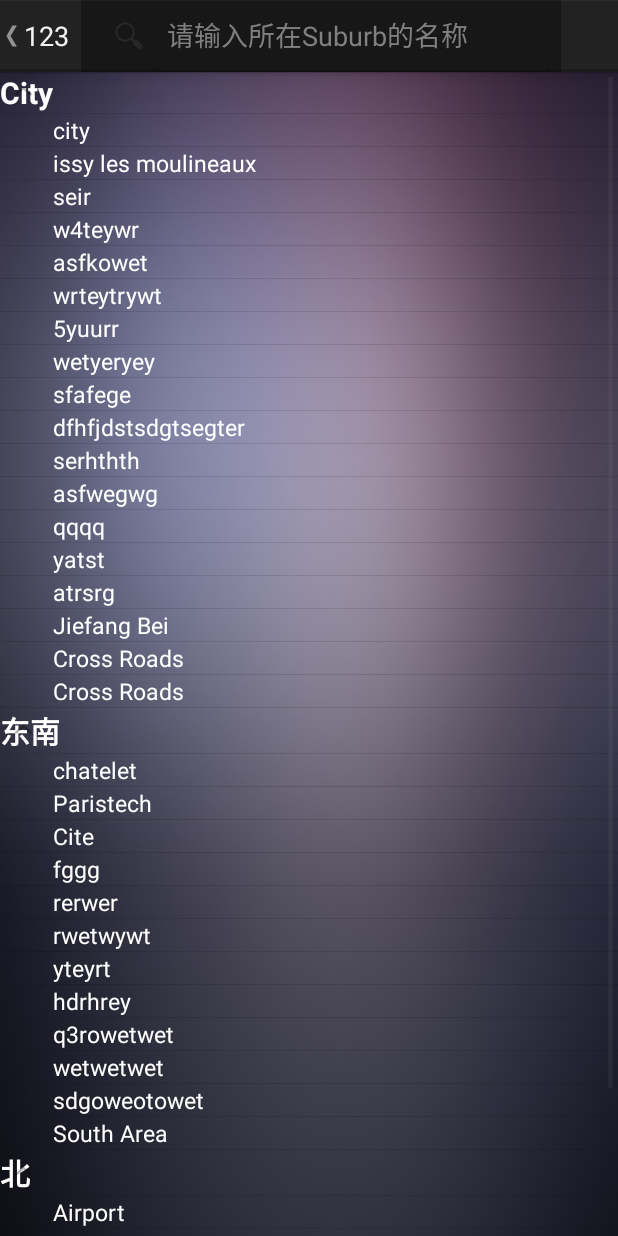
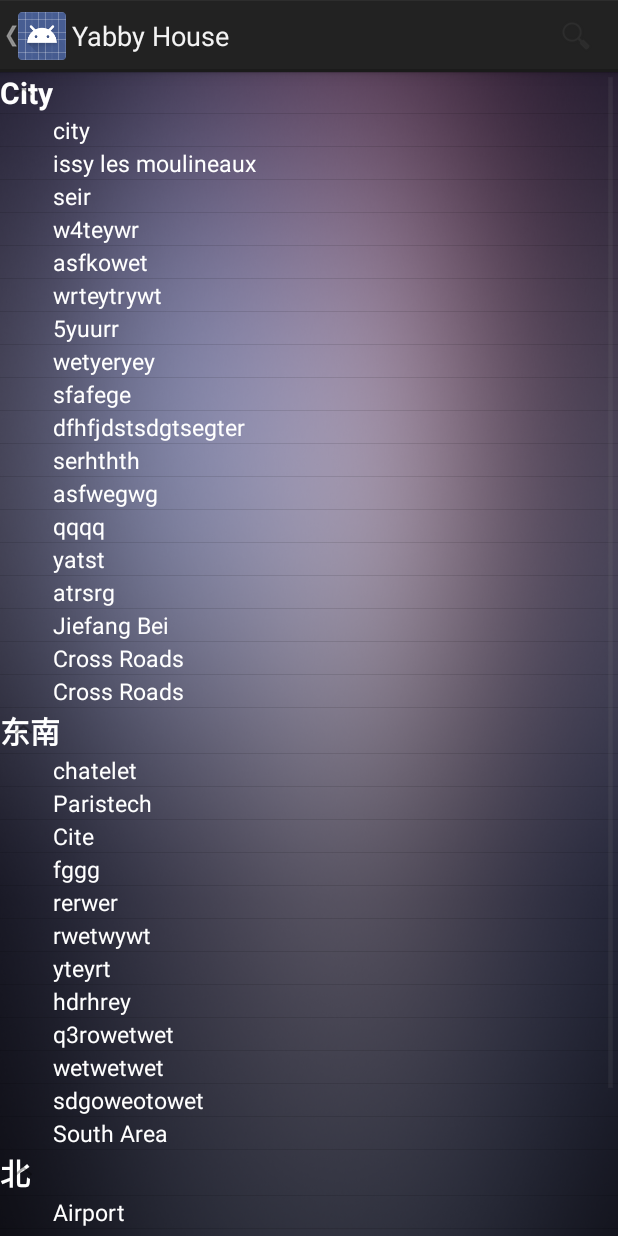
Before and after one commit to dengn/YabbyHouse, an Android app: the SuburbActivity screen opened directly, with no data from a screen before it, on a phone screen of 412 x 824 dp. Run offline under Robolectric (Android 15) with nearby library versions, the phone set to English and light mode, and no system bars; our stand-ins replace CircleImageView.

Commit message:
Try to make the Searchview working in the plates page

```diff
--- a/melbourneStore/src/main/java/com/melbournestore/activities/SuburbActivity.java
+++ b/melbourneStore/src/main/java/com/melbournestore/activities/SuburbActivity.java
@@ -12,6 +12,8 @@ import android.os.Message;
 import android.support.v4.app.NavUtils;
 import android.view.KeyEvent;
 import android.view.LayoutInflater;
+import android.view.Menu;
+import android.view.MenuInflater;
 import android.view.MenuItem;
 import android.view.View;
 import android.widget.ExpandableListView;
@@ -70,7 +72,7 @@ public class SuburbActivity extends Activity implements
 
         SysApplication.getInstance().addActivity(this);
 
-        initActionBar();
+        //initActionBar();
 
         loadSomeData();
         // search_suburb = (SearchView) findViewById(R.id.search_view);
@@ -225,12 +227,28 @@ public class SuburbActivity extends Activity implements
     }
 
 
+    @Override
+    public boolean onCreateOptionsMenu(Menu menu) {
+
+        MenuInflater inflater = getMenuInflater();
+        inflater.inflate(R.menu.plate_menu, menu);
+
+        search_suburb = (SearchView) menu.findItem(R.id.search_plate).getActionView();;
+
+        SearchManager searchManager = (SearchManager) getSystemService(Context.SEARCH_SERVICE);
+
+        search_suburb.setSearchableInfo(searchManager.getSearchableInfo(getComponentName()));
+        //search_suburb.setIconifiedByDefault(false);
+        search_suburb.setOnQueryTextListener(this);
+        search_suburb.setOnCloseListener(this);
+        return super.onCreateOptionsMenu(menu);
+    }
 
     @Override
     public boolean onOptionsItemSelected(MenuItem item) {
         switch (item.getItemId()) {
 
-//            case R.id.search_plate:
+            case R.id.search_plate:
 //                if (!search_enabled) {
 //                    suburbList.addHeaderView(headerView);
 //
@@ -241,6 +259,7 @@ public class SuburbActivity extends Activity implements
 //
 //                }
 //                break;
+                return true;
 
             case android.R.id.home:
                 // This is called when the Home (Up) button is pressed in the action
--- a/melbourneStore/src/main/res/layout/fragment_plate.xml
+++ b/melbourneStore/src/main/res/layout/fragment_plate.xml
@@ -23,6 +23,7 @@
     <!--</LinearLayout>-->
     <ExpandableListView
         android:id="@+id/plate_search_list"
+        android:background="@color/gray"
         android:layout_width="match_parent"
         android:layout_height="match_parent" />
 
--- a/melbourneStore/src/main/res/layout/main_action_bar_layout.xml
+++ b/melbourneStore/src/main/res/layout/main_action_bar_layout.xml
@@ -4,7 +4,6 @@
     android:layout_width="200dp"
     android:layout_height="wrap_content"
     android:layout_gravity="right"
-    android:background="#50000000"
     android:orientation="vertical">
 
     <SearchView
@@ -14,7 +13,7 @@
         android:iconifiedByDefault="false"
         android:inputType="textFilter"
         android:queryHint="请输入菜品的名称"
-        android:textColor="@color/white">
+        android:textColor="@color/lightlightgray">
 
     </SearchView>
 
--- a/melbourneStore/src/main/res/menu/plate_menu.xml
+++ b/melbourneStore/src/main/res/menu/plate_menu.xml
@@ -18,6 +18,7 @@
     <item
         android:id="@+id/search_plate"
         android:icon="@drawable/action_search"
-        android:showAsAction="ifRoom|withText"
+        android:showAsAction="ifRoom"
+        android:actionViewClass="android.widget.SearchView"
         android:title="" />
 </menu>
```
Also changed, not shown: melbourneStore/src/main/java/com/melbournestore/fragments/PlateFragment.java (+81 -28 lines).
